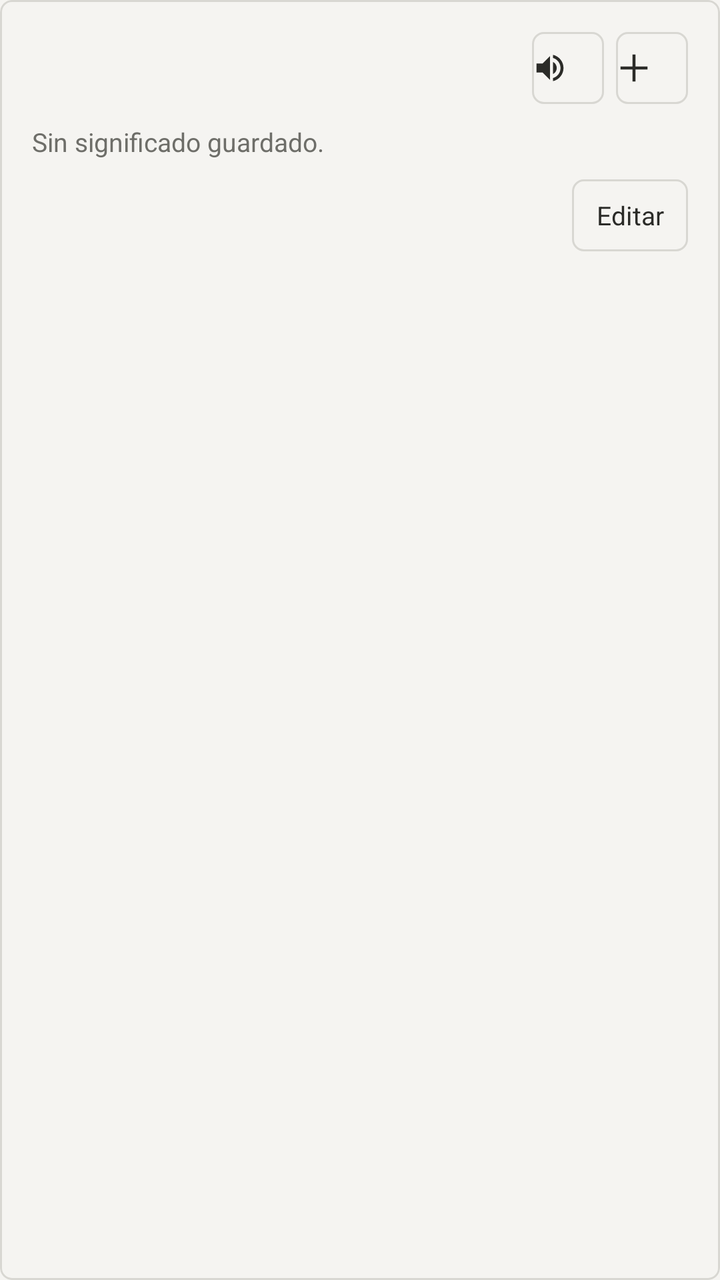
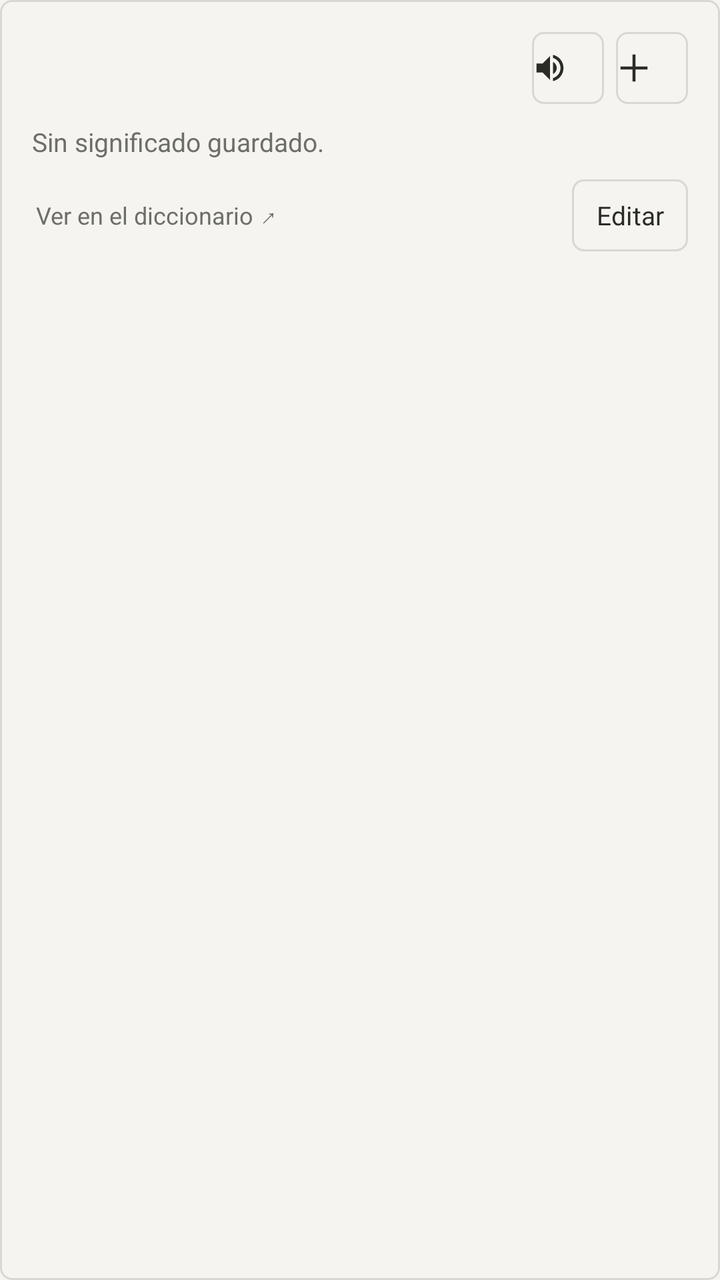

Compare the two renders of this Android layout. The source of the first and the diff that turns it into the second are given below.
<!-- AndroidManifest.xml: application theme Theme.Leelo -->
<!-- res/layout/popup_word_preview.xml -->
<?xml version="1.0" encoding="utf-8"?>
<com.google.android.material.card.MaterialCardView xmlns:android="http://schemas.android.com/apk/res/android"
    xmlns:app="http://schemas.android.com/apk/res-auto"
    android:layout_width="match_parent"
    android:layout_height="wrap_content"
    app:cardBackgroundColor="?attr/colorSurface"
    app:cardCornerRadius="6dp"
    app:cardElevation="0dp"
    app:strokeColor="?attr/colorOutline"
    app:strokeWidth="1dp">

    <LinearLayout
        android:layout_width="match_parent"
        android:layout_height="wrap_content"
        android:orientation="vertical"
        android:padding="16dp">

        <LinearLayout
            android:layout_width="match_parent"
            android:layout_height="wrap_content"
            android:gravity="center_vertical"
            android:orientation="horizontal">

            <TextView
                android:id="@+id/previewWordText"
                android:layout_width="0dp"
                android:layout_height="wrap_content"
                android:layout_marginEnd="12dp"
                android:layout_weight="1"
                android:ellipsize="end"
                android:fontFamily="serif"
                android:maxLines="2"
                android:textColor="?attr/colorOnSurface"
                android:textSize="19sp" />

            <com.google.android.material.button.MaterialButton
                android:id="@+id/actionSpeak"
                style="@style/Widget.Leelo.OutlinedButton"
                android:layout_width="36dp"
                android:layout_height="36dp"
                android:contentDescription="Escuchar palabra"
                android:insetTop="0dp"
                android:insetBottom="0dp"
                android:minWidth="0dp"
                android:minHeight="0dp"
                android:padding="0dp"
                app:icon="@drawable/ic_volume_up"
                app:iconPadding="0dp" />

            <com.google.android.material.button.MaterialButton
                android:id="@+id/actionQuickAdd"
                style="@style/Widget.Leelo.OutlinedButton"
                android:layout_width="36dp"
                android:layout_height="36dp"
                android:layout_marginStart="6dp"
                android:contentDescription="Guardar palabra"
                android:insetTop="0dp"
                android:insetBottom="0dp"
                android:minWidth="0dp"
                android:minHeight="0dp"
                android:padding="0dp"
                app:icon="@drawable/baseline_add"
                app:iconPadding="0dp" />

            <LinearLayout
                android:id="@+id/wordStateActions"
                android:layout_width="wrap_content"
                android:layout_height="wrap_content"
                android:orientation="horizontal"
                android:visibility="gone">

                <com.google.android.material.button.MaterialButton
                    android:id="@+id/actionRemove"
                    style="@style/Widget.Leelo.TextButton"
                    android:layout_width="32dp"
                    android:layout_height="36dp"
                    android:insetTop="0dp"
                    android:insetBottom="0dp"
                    android:minWidth="0dp"
                    android:minHeight="0dp"
                    android:padding="0dp"
                    android:text="×"
                    android:textSize="17sp"
                    android:contentDescription="Eliminar palabra" />

                <com.google.android.material.button.MaterialButton
                    android:id="@+id/actionLearning"
                    style="@style/Widget.Leelo.OutlinedButton"
                    android:layout_width="32dp"
                    android:layout_height="36dp"
                    android:layout_marginStart="4dp"
                    android:insetTop="0dp"
                    android:insetBottom="0dp"
                    android:minWidth="0dp"
                    android:minHeight="0dp"
                    android:padding="0dp"
                    android:text="A"
                    android:textSize="12sp"
                    android:contentDescription="Marcar como aprendiendo" />

                <com.google.android.material.button.MaterialButton
                    android:id="@+id/actionLearned"
                    style="@style/Widget.Leelo.OutlinedButton"
                    android:layout_width="32dp"
                    android:layout_height="36dp"
                    android:layout_marginStart="4dp"
                    android:insetTop="0dp"
                    android:insetBottom="0dp"
                    android:minWidth="0dp"
                    android:minHeight="0dp"
                    android:padding="0dp"
                    android:text="✓"
                    android:textSize="14sp"
                    android:contentDescription="Marcar como aprendida" />
            </LinearLayout>
        </LinearLayout>

        <TextView
            android:id="@+id/previewEmptyText"
            android:layout_width="match_parent"
            android:layout_height="wrap_content"
            android:layout_marginTop="10dp"
            android:text="Sin significado guardado."
            android:textColor="?attr/colorOnSurfaceVariant"
            android:textSize="13sp" />

        <LinearLayout
            android:id="@+id/previewMeaningsContainer"
            android:layout_width="match_parent"
            android:layout_height="wrap_content"
            android:layout_marginTop="8dp"
            android:orientation="vertical"
            android:visibility="gone" />

        <com.google.android.material.button.MaterialButton
            android:id="@+id/previewActionButton"
            style="@style/Widget.Leelo.OutlinedButton"
            android:layout_width="wrap_content"
            android:layout_height="36dp"
            android:layout_gravity="end"
            android:layout_marginTop="10dp"
            android:insetTop="0dp"
            android:insetBottom="0dp"
            android:minWidth="0dp"
            android:minHeight="0dp"
            android:paddingStart="12dp"
            android:paddingEnd="12dp"
            android:text="Editar"
            android:textSize="13sp" />

    </LinearLayout>

</com.google.android.material.card.MaterialCardView>
<!-- resources referenced by this layout -->
<resources>
  <!-- drawable baseline_add (drawable) -->
  <vector xmlns:android="http://schemas.android.com/apk/res/android"
      android:width="24dp"
      android:height="24dp"
      android:viewportWidth="960"
      android:viewportHeight="960">
    <path
        android:pathData="M440,840v-320L120,520v-80h320v-320h80v320h320v80L520,520v320h-80Z"
        android:fillColor="#e3e3e3"/>
  </vector>
  <!-- drawable ic_volume_up (drawable) -->
  <vector xmlns:android="http://schemas.android.com/apk/res/android"
      android:width="24dp"
      android:height="24dp"
      android:viewportWidth="24"
      android:viewportHeight="24">
      <path
          android:fillColor="@color/ink_muted"
          android:pathData="M3,9v6h4l5,5V4L7,9H3zM16.5,12c0,-1.77 -1.02,-3.29 -2.5,-4.03v8.05c1.48,-0.73 2.5,-2.25 2.5,-4.02zM14,3.23v2.06c2.89,0.86 5,3.54 5,6.71s-2.11,5.85 -5,6.71v2.06c4.01,-0.91 7,-4.49 7,-8.77s-2.99,-7.86 -7,-8.77z" />
  </vector>
  <style name="Widget.Leelo.OutlinedButton" parent="Widget.Material3.Button.OutlinedButton">
          <item name="cornerRadius">6dp</item>
          <item name="strokeWidth">1dp</item>
          <item name="strokeColor">?attr/colorOutline</item>
          <item name="backgroundTint">@android:color/transparent</item>
          <item name="android:textColor">?attr/colorOnSurface</item>
          <item name="android:textAllCaps">false</item>
          <item name="iconTint">?attr/colorOnSurface</item>
          <item name="android:stateListAnimator">@null</item>
      </style>
  <style name="Widget.Leelo.TextButton" parent="Widget.Material3.Button.TextButton">
          <item name="cornerRadius">6dp</item>
          <item name="backgroundTint">@android:color/transparent</item>
          <item name="android:textColor">?attr/colorOnSurfaceVariant</item>
          <item name="android:textAllCaps">false</item>
          <item name="android:stateListAnimator">@null</item>
      </style>
  <style name="Theme.Leelo" parent="Base.Theme.Leelo" />
  <color name="ink_muted">#FF6E6E69</color>
  <style name="Base.Theme.Leelo" parent="Theme.Material3.DayNight.NoActionBar">
          <item name="colorPrimary">@color/accent</item>
          <item name="colorOnPrimary">@color/accent_on</item>
          <item name="colorSecondary">@color/accent</item>
          <item name="colorOnSecondary">@color/accent_on</item>
  
          <item name="android:colorBackground">@color/paper</item>
          <item name="colorOnBackground">@color/ink</item>
          <item name="colorSurface">@color/paper</item>
          <item name="colorOnSurface">@color/ink</item>
          <item name="colorSurfaceVariant">@color/paper</item>
          <item name="colorOnSurfaceVariant">@color/ink_muted</item>
          <item name="colorOutline">@color/line</item>
          <item name="colorOutlineVariant">@color/line</item>
          <item name="colorPrimaryContainer">@color/paper</item>
          <item name="colorSecondaryContainer">@color/paper</item>
  
          <item name="android:statusBarColor">@color/paper</item>
          <item name="android:windowLightStatusBar" tools:targetApi="m">true</item>
          <item name="android:navigationBarColor">@color/paper</item>
          <item name="android:windowBackground">@color/paper</item>
  
          <item name="android:fontFamily">sans-serif</item>
      </style>
  <color name="accent">#FF63635F</color>
  <color name="accent_on">#FFF5F4F1</color>
  <color name="paper">#FFF5F4F1</color>
  <color name="ink">#FF2B2B28</color>
  <color name="line">#FFD8D7D2</color>
</resources>

<!-- the commit's change to res/layout/popup_word_preview.xml (unified diff, before → after) -->
@@ -132,21 +132,41 @@
             android:orientation="vertical"
             android:visibility="gone" />
 
-        <com.google.android.material.button.MaterialButton
-            android:id="@+id/previewActionButton"
-            style="@style/Widget.Leelo.OutlinedButton"
-            android:layout_width="wrap_content"
-            android:layout_height="36dp"
-            android:layout_gravity="end"
+        <LinearLayout
+            android:layout_width="match_parent"
+            android:layout_height="wrap_content"
             android:layout_marginTop="10dp"
-            android:insetTop="0dp"
-            android:insetBottom="0dp"
-            android:minWidth="0dp"
-            android:minHeight="0dp"
-            android:paddingStart="12dp"
-            android:paddingEnd="12dp"
-            android:text="Editar"
-            android:textSize="13sp" />
+            android:gravity="center_vertical"
+            android:orientation="horizontal">
+
+            <TextView
+                android:id="@+id/previewDictionaryLink"
+                android:layout_width="0dp"
+                android:layout_height="wrap_content"
+                android:layout_weight="1"
+                android:background="?attr/selectableItemBackground"
+                android:paddingStart="2dp"
+                android:paddingTop="6dp"
+                android:paddingEnd="6dp"
+                android:paddingBottom="6dp"
+                android:text="Ver en el diccionario ↗"
+                android:textColor="?attr/colorOnSurfaceVariant"
+                android:textSize="12sp" />
+
+            <com.google.android.material.button.MaterialButton
+                android:id="@+id/previewActionButton"
+                style="@style/Widget.Leelo.OutlinedButton"
+                android:layout_width="wrap_content"
+                android:layout_height="36dp"
+                android:insetTop="0dp"
+                android:insetBottom="0dp"
+                android:minWidth="0dp"
+                android:minHeight="0dp"
+                android:paddingStart="12dp"
+                android:paddingEnd="12dp"
+                android:text="Editar"
+                android:textSize="13sp" />
+        </LinearLayout>
 
     </LinearLayout>
 
